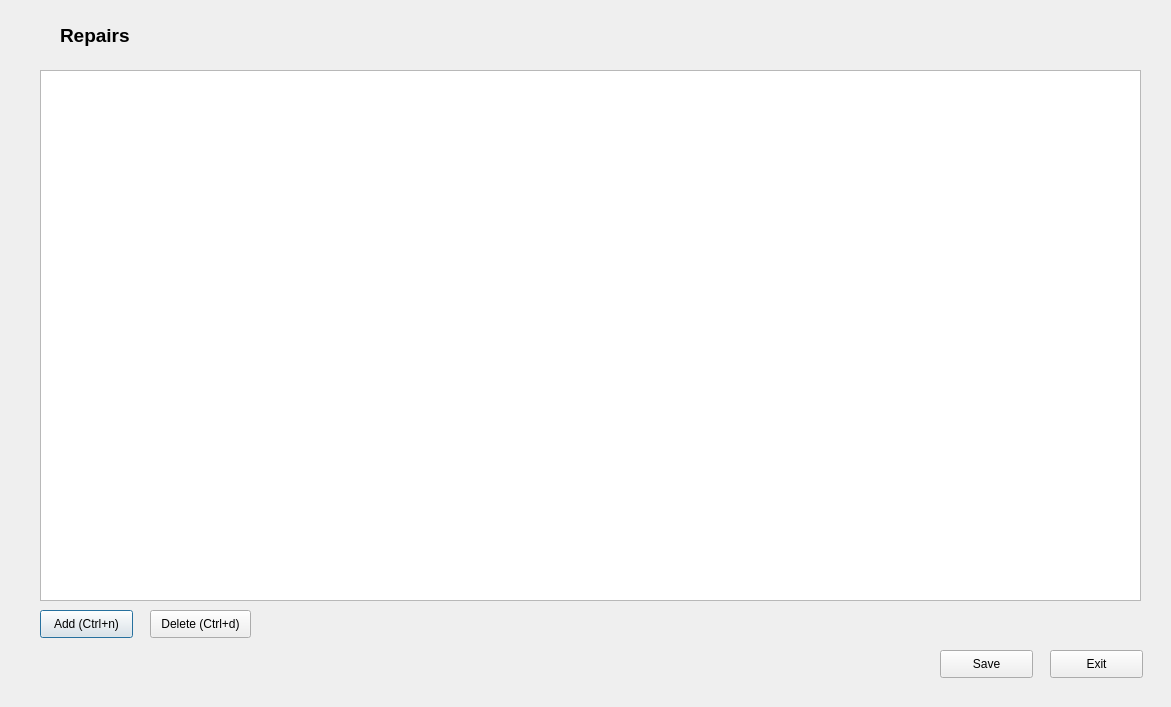
First picture: the form in uis/repairs_form.ui, repository andrei219/euromedia, before the edit.
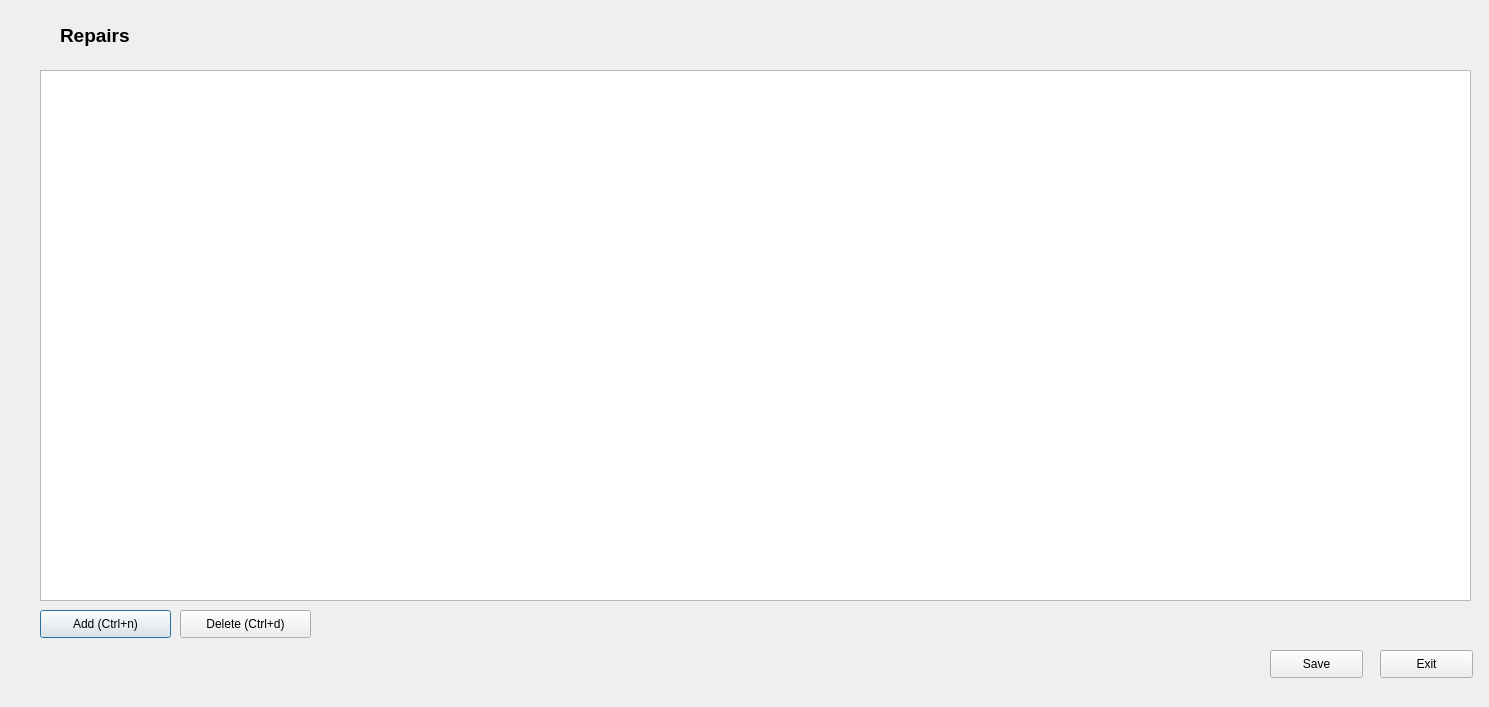
Second picture: the form after the edit.

Commit message: repairs implemented

```diff
--- a/uis/repairs_form.ui
+++ b/uis/repairs_form.ui
@@ -6,7 +6,7 @@
    <rect>
     <x>0</x>
     <y>0</y>
-    <width>1171</width>
+    <width>1489</width>
     <height>707</height>
    </rect>
   </property>
@@ -18,7 +18,7 @@
     <rect>
      <x>40</x>
      <y>70</y>
-     <width>1101</width>
+     <width>1431</width>
      <height>531</height>
     </rect>
    </property>
@@ -28,6 +28,9 @@
    <property name="selectionBehavior">
     <enum>QAbstractItemView::SelectRows</enum>
    </property>
+   <property name="sortingEnabled">
+    <bool>true</bool>
+   </property>
   </widget>
   <widget class="QLabel" name="label">
    <property name="geometry">
@@ -54,7 +57,7 @@
     <rect>
      <x>40</x>
      <y>610</y>
-     <width>93</width>
+     <width>131</width>
      <height>28</height>
     </rect>
    </property>
@@ -65,9 +68,9 @@
   <widget class="QPushButton" name="remove">
    <property name="geometry">
     <rect>
-     <x>150</x>
+     <x>180</x>
      <y>610</y>
-     <width>101</width>
+     <width>131</width>
      <height>28</height>
     </rect>
    </property>
@@ -78,7 +81,7 @@
   <widget class="QPushButton" name="exit">
    <property name="geometry">
     <rect>
-     <x>1050</x>
+     <x>1380</x>
      <y>650</y>
      <width>93</width>
      <height>28</height>
@@ -91,7 +94,7 @@
   <widget class="QPushButton" name="save">
    <property name="geometry">
     <rect>
-     <x>940</x>
+     <x>1270</x>
      <y>650</y>
      <width>93</width>
      <height>28</height>
```
The commit also changes 5 other files.
